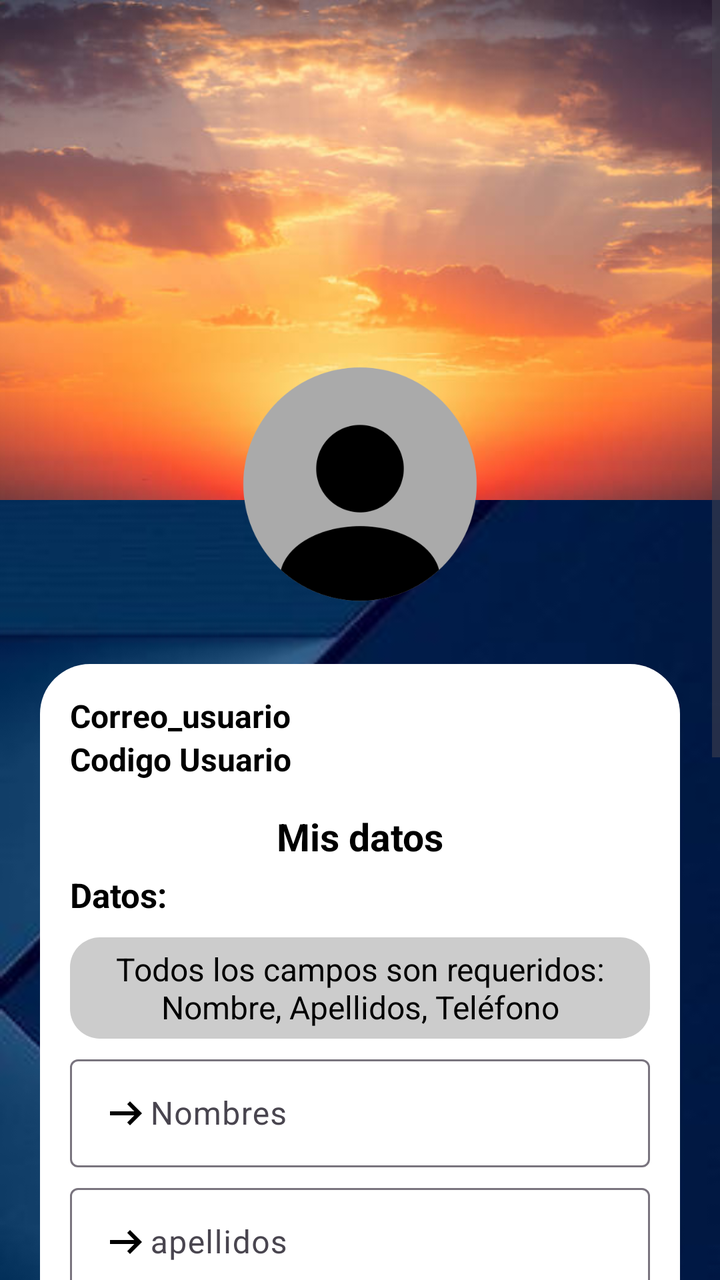
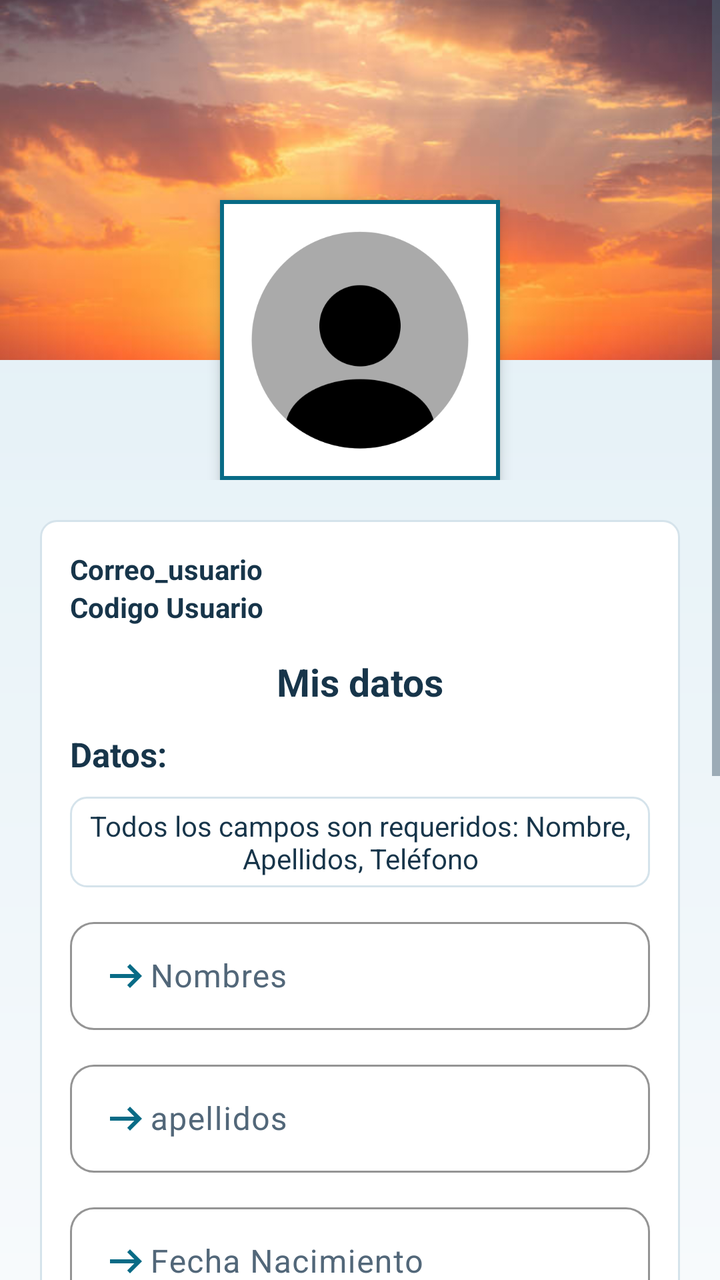

An Android layout rendered at two revisions. The XML below is the earlier revision; the diff shows what the commit changed to produce the second picture.
<!-- AndroidManifest.xml: application theme Theme.ProyectoMovil -->
<!-- res/layout/activity_mis_datos.xml -->
<?xml version="1.0" encoding="utf-8"?>
<ScrollView
    xmlns:android="http://schemas.android.com/apk/res/android"
    xmlns:app="http://schemas.android.com/apk/res-auto"
    xmlns:tools="http://schemas.android.com/tools"
    android:id="@+id/main"
    android:layout_width="match_parent"
    android:layout_height="match_parent"
    android:background="@drawable/back_3"
    tools:context=".Mis_datos.Mis_datosActivity">

    <androidx.appcompat.widget.LinearLayoutCompat
        android:layout_width="match_parent"
        android:layout_height="wrap_content"
        android:orientation="vertical">

        <RelativeLayout
            android:layout_width="match_parent"
            android:layout_height="wrap_content"
            android:gravity="center">

            <ImageView
                android:layout_width="match_parent"
                android:layout_height="250dp"
                android:src="@drawable/despertar"
                android:scaleType="centerCrop" />

            <ImageView
                android:id="@+id/ivfotousuarioMD"
                android:layout_width="140dp"
                android:layout_height="140dp"
                android:src="@drawable/profile2"
                android:layout_marginTop="172dp"
                android:layout_centerHorizontal="true"
                android:scaleType="centerCrop"
                android:clickable="true"
                android:focusable="true" />

        </RelativeLayout>

        <LinearLayout
            android:layout_width="match_parent"
            android:layout_height="wrap_content"
            android:padding="20dp"
            android:orientation="vertical">

            <LinearLayout
                android:layout_width="match_parent"
                android:layout_height="wrap_content"
                android:orientation="vertical"
                android:padding="15dp"
                android:background="@drawable/bg_body">

                <TextView
                    android:id="@+id/tvcorreousuarioMD"
                    android:layout_width="match_parent"
                    android:layout_height="wrap_content"
                    android:text="@string/correo_md"
                    android:textColor="@color/black"
                    android:textSize="16sp"
                    android:textStyle="bold" />

                <TextView
                    android:id="@+id/tvcodigoMD"
                    android:layout_width="match_parent"
                    android:layout_height="wrap_content"
                    android:text="@string/codigo_md"
                    android:textColor="@color/black"
                    android:textSize="16sp"
                    android:textStyle="bold" />

                <TextView
                    android:layout_width="match_parent"
                    android:layout_height="wrap_content"
                    android:text="@string/mis_datos"
                    android:textColor="@color/black"
                    android:gravity="center"
                    android:textStyle="bold"
                    android:textSize="19sp"
                    android:layout_marginTop="15dp" />

                <TextView
                    android:id="@+id/tvDatosMD"
                    android:layout_width="match_parent"
                    android:layout_height="wrap_content"
                    android:text="@string/datos_md"
                    android:textColor="@color/black"
                    android:layout_marginTop="5dp"
                    android:textSize="17sp"
                    android:textStyle="bold" />

                <LinearLayout
                    android:layout_width="match_parent"
                    android:layout_height="wrap_content"
                    android:orientation="horizontal"
                    android:layout_marginTop="10dp"
                    android:background="@drawable/bg_leyenda"
                    android:gravity="center">

                    <TextView
                        android:layout_width="wrap_content"
                        android:layout_height="wrap_content"
                        android:text="@string/leyenda_md"
                        android:textColor="@color/black"
                        android:padding="5dp"
                        android:textSize="16sp"
                        android:gravity="center" />

                </LinearLayout>

                
                <com.google.android.material.textfield.TextInputLayout
                    android:layout_width="match_parent"
                    android:layout_height="wrap_content"
                    android:layout_marginTop="5dp">

                    <EditText
                        android:id="@+id/etNombreMD"
                        android:layout_width="match_parent"
                        android:layout_height="wrap_content"
                        android:hint="@string/nombre_md"
                        android:textColor="@color/black"
                        android:textColorHint="@color/black"
                        android:padding="15dp"
                        android:drawableLeft="@drawable/flecha"
                        android:inputType="textPersonName" />

                </com.google.android.material.textfield.TextInputLayout>

                
                <com.google.android.material.textfield.TextInputLayout
                    android:layout_width="match_parent"
                    android:layout_height="wrap_content"
                    android:layout_marginTop="5dp">

                    <EditText
                        android:id="@+id/etApellidoMD"
                        android:layout_width="match_parent"
                        android:layout_height="wrap_content"
                        android:hint="@string/apellido_md"
                        android:textColor="@color/black"
                        android:textColorHint="@color/black"
                        android:padding="15dp"
                        android:drawableLeft="@drawable/flecha"
                        android:inputType="textPersonName" />

                </com.google.android.material.textfield.TextInputLayout>

                
                <com.google.android.material.textfield.TextInputLayout
                    android:layout_width="match_parent"
                    android:layout_height="wrap_content"
                    android:layout_marginTop="5dp">

                    <EditText
                        android:id="@+id/etFechaNacimientoMD"
                        android:layout_width="match_parent"
                        android:layout_height="wrap_content"
                        android:hint="@string/fecha_nacimiento"
                        android:textColor="@color/black"
                        android:textColorHint="@color/black"
                        android:padding="15dp"
                        android:drawableLeft="@drawable/flecha"
                        android:inputType="date" />

                </com.google.android.material.textfield.TextInputLayout>

                
                <com.google.android.material.textfield.TextInputLayout
                    android:layout_width="match_parent"
                    android:layout_height="wrap_content"
                    android:layout_marginTop="5dp">

                    <EditText
                        android:id="@+id/etEdadMD"
                        android:layout_width="match_parent"
                        android:layout_height="wrap_content"
                        android:drawableLeft="@drawable/flecha"
                        android:hint="@string/edad_md"
                        android:textColor="@color/black"
                        android:textColorHint="@color/black"
                        android:padding="15dp"
                        android:inputType="number" />

                </com.google.android.material.textfield.TextInputLayout>

                
                <com.google.android.material.textfield.TextInputLayout
                    android:layout_width="match_parent"
                    android:layout_height="wrap_content"
                    android:layout_marginTop="5dp">

                    <EditText
                        android:id="@+id/etTelefonoMD"
                        android:layout_width="match_parent"
                        android:layout_height="wrap_content"
                        android:drawableLeft="@drawable/flecha"
                        android:hint="@string/telefono_md"
                        android:textColor="@color/black"
                        android:textColorHint="@color/black"
                        android:padding="15dp"
                        android:inputType="phone" />

                </com.google.android.material.textfield.TextInputLayout>

                
                <com.google.android.material.textfield.TextInputLayout
                    android:layout_width="match_parent"
                    android:layout_height="wrap_content"
                    android:layout_marginTop="5dp">

                    <EditText
                        android:id="@+id/etDomicilioMD"
                        android:layout_width="match_parent"
                        android:layout_height="wrap_content"
                        android:hint="@string/domicilio_md"
                        android:textColor="@color/black"
                        android:textColorHint="@color/black"
                        android:padding="15dp"
                        android:drawableLeft="@drawable/flecha"
                        android:inputType="textPostalAddress" />

                </com.google.android.material.textfield.TextInputLayout>

                
                <com.google.android.material.textfield.TextInputLayout
                    android:layout_width="match_parent"
                    android:layout_height="wrap_content"
                    android:layout_marginTop="5dp">

                    <EditText
                        android:id="@+id/etTiktokMD"
                        android:layout_width="match_parent"
                        android:layout_height="wrap_content"
                        android:hint="@string/tiktok_md"
                        android:textColor="@color/black"
                        android:textColorHint="@color/black"
                        android:padding="15dp"
                        android:drawableLeft="@drawable/flecha"
                        android:inputType="text" />

                </com.google.android.material.textfield.TextInputLayout>

                
                <Button
                    android:id="@+id/btnGuardarMD"
                    android:layout_width="200dp"
                    android:layout_height="wrap_content"
                    android:text="Actualizar"
                    android:textColor="@color/black"
                    android:layout_marginTop="15dp"
                    android:padding="15dp"
                    android:textSize="18sp"
                    android:textStyle="bold"
                    android:paddingEnd="35dp"
                    android:drawableLeft="@drawable/guardar"
                    android:layout_gravity="center" />

            </LinearLayout>

        </LinearLayout>

    </androidx.appcompat.widget.LinearLayoutCompat>

</ScrollView>
<!-- resources referenced by this layout -->
<resources>
  <color name="black">#FF000000</color>
  <!-- drawable back_3: jpg bitmap (drawable, 6355 bytes) -->
  <!-- drawable bg_body (drawable) -->
  <?xml version="1.0" encoding="utf-8"?>
  
  <shape
      xmlns:android="http://schemas.android.com/apk/res/android">
      <solid android:color="@color/white"/>
      <corners android:radius="25dp"/>
  </shape>
  <!-- drawable bg_leyenda (drawable) -->
  <?xml version="1.0" encoding="utf-8"?>
  
  <shape
      xmlns:android="http://schemas.android.com/apk/res/android">
      <solid android:color="#cccccc"/>
      <corners android:radius="15dp"/>
  </shape>
  <!-- drawable flecha (drawable) -->
  <vector xmlns:android="http://schemas.android.com/apk/res/android" android:autoMirrored="true" android:height="24dp" android:tint="#000000" android:viewportHeight="960" android:viewportWidth="960" android:width="24dp">
        
      <path android:fillColor="@android:color/white" android:pathData="M560,720L504,662L646,520L160,520L160,440L646,440L504,298L560,240L800,480L560,720Z"/>
      
  </vector>
  <string name="apellido_md">apellidos</string>
  <string name="codigo_md">Codigo Usuario</string>
  <string name="correo_md">Correo_usuario</string>
  <string name="datos_md">Datos:</string>
  <string name="domicilio_md">Domicilio</string>
  <string name="edad_md">Edad</string>
  <string name="fecha_nacimiento">Fecha Nacimiento</string>
  <string name="leyenda_md">Todos los campos son requeridos: Nombre, Apellidos, Teléfono</string>
  <string name="mis_datos">Mis datos</string>
  <string name="nombre_md">Nombres</string>
  <string name="telefono_md">Telefono</string>
  <string name="tiktok_md">Tiktok</string>
  <style name="Theme.ProyectoMovil" parent="Base.Theme.ProyectoMovil" />
  <color name="white">#FFFFFFFF</color>
  <style name="Base.Theme.ProyectoMovil" parent="Theme.Material3.DayNight.NoActionBar">
          <item name="colorPrimary">@color/colorPrimary</item>
          <item name="colorPrimaryVariant">@color/colorPrimaryDark</item>
          <item name="colorOnPrimary">@color/white</item>
          <item name="colorOnSecondary">@color/black</item>
          <item name="color">#e9e8ec</item>
      </style>
  <color name="colorPrimary">#5abbd7</color>
  <color name="colorPrimaryDark">#0c4354</color>
  <!-- unchanged entries left out for length: 3 -->
</resources>

<!-- the commit's change to res/layout/activity_mis_datos.xml (unified diff, before → after) -->
@@ -4,9 +4,11 @@
     xmlns:app="http://schemas.android.com/apk/res-auto"
     xmlns:tools="http://schemas.android.com/tools"
     android:id="@+id/main"
+    android:theme="@style/Theme.Seminario.Clear"
+    android:fillViewport="true"
     android:layout_width="match_parent"
     android:layout_height="match_parent"
-    android:background="@drawable/back_3"
+    android:background="@drawable/bg_form_soft"
     tools:context=".Mis_datos.Mis_datosActivity">
 
     <androidx.appcompat.widget.LinearLayoutCompat
@@ -21,16 +23,20 @@
 
             <ImageView
                 android:layout_width="match_parent"
-                android:layout_height="250dp"
+                android:layout_height="180dp"
                 android:src="@drawable/despertar"
                 android:scaleType="centerCrop" />
 
             <ImageView
                 android:id="@+id/ivfotousuarioMD"
+                android:background="@drawable/bg_profile_square"
+                android:padding="5dp"
+                android:elevation="4dp"
+                android:contentDescription="Cambiar foto de perfil"
                 android:layout_width="140dp"
                 android:layout_height="140dp"
                 android:src="@drawable/profile2"
-                android:layout_marginTop="172dp"
+                android:layout_marginTop="100dp"
                 android:layout_centerHorizontal="true"
                 android:scaleType="centerCrop"
                 android:clickable="true"
@@ -49,15 +55,15 @@
                 android:layout_height="wrap_content"
                 android:orientation="vertical"
                 android:padding="15dp"
-                android:background="@drawable/bg_body">
+                android:background="@drawable/bg_profile_panel">
 
                 <TextView
                     android:id="@+id/tvcorreousuarioMD"
                     android:layout_width="match_parent"
                     android:layout_height="wrap_content"
                     android:text="@string/correo_md"
-                    android:textColor="@color/black"
-                    android:textSize="16sp"
+                    android:textColor="@color/ui_ink"
+                    android:textSize="14sp"
                     android:textStyle="bold" />
 
                 <TextView
@@ -65,15 +71,15 @@
                     android:layout_width="match_parent"
                     android:layout_height="wrap_content"
                     android:text="@string/codigo_md"
-                    android:textColor="@color/black"
-                    android:textSize="16sp"
+                    android:textColor="@color/ui_ink"
+                    android:textSize="14sp"
                     android:textStyle="bold" />
 
                 <TextView
                     android:layout_width="match_parent"
                     android:layout_height="wrap_content"
                     android:text="@string/mis_datos"
-                    android:textColor="@color/black"
+                    android:textColor="@color/ui_ink"
                     android:gravity="center"
                     android:textStyle="bold"
                     android:textSize="19sp"
@@ -84,8 +90,8 @@
                     android:layout_width="match_parent"
                     android:layout_height="wrap_content"
                     android:text="@string/datos_md"
-                    android:textColor="@color/black"
-                    android:layout_marginTop="5dp"
+                    android:textColor="@color/ui_ink"
+                    android:layout_marginTop="12dp"
                     android:textSize="17sp"
                     android:textStyle="bold" />
 
@@ -94,16 +100,16 @@
                     android:layout_height="wrap_content"
                     android:orientation="horizontal"
                     android:layout_marginTop="10dp"
-                    android:background="@drawable/bg_leyenda"
+                    android:background="@drawable/bg_profile_panel"
                     android:gravity="center">
 
                     <TextView
                         android:layout_width="wrap_content"
                         android:layout_height="wrap_content"
                         android:text="@string/leyenda_md"
-                        android:textColor="@color/black"
+                        android:textColor="@color/ui_ink"
                         android:padding="5dp"
-                        android:textSize="16sp"
+                        android:textSize="14sp"
                         android:gravity="center" />
 
                 </LinearLayout>
@@ -112,15 +118,16 @@
                 <com.google.android.material.textfield.TextInputLayout
                     android:layout_width="match_parent"
                     android:layout_height="wrap_content"
-                    android:layout_marginTop="5dp">
-
-                    <EditText
+                    android:layout_marginTop="12dp">
+
+                    <EditText
+                        android:drawableTint="@color/ui_accent"
                         android:id="@+id/etNombreMD"
                         android:layout_width="match_parent"
                         android:layout_height="wrap_content"
                         android:hint="@string/nombre_md"
-                        android:textColor="@color/black"
-                        android:textColorHint="@color/black"
+                        android:textColor="@color/ui_ink"
+                        android:textColorHint="@color/ui_muted"
                         android:padding="15dp"
                         android:drawableLeft="@drawable/flecha"
                         android:inputType="textPersonName" />
@@ -131,15 +138,16 @@
                 <com.google.android.material.textfield.TextInputLayout
                     android:layout_width="match_parent"
                     android:layout_height="wrap_content"
-                    android:layout_marginTop="5dp">
-
-                    <EditText
+                    android:layout_marginTop="12dp">
+
+                    <EditText
+                        android:drawableTint="@color/ui_accent"
                         android:id="@+id/etApellidoMD"
                         android:layout_width="match_parent"
                         android:layout_height="wrap_content"
                         android:hint="@string/apellido_md"
-                        android:textColor="@color/black"
-                        android:textColorHint="@color/black"
+                        android:textColor="@color/ui_ink"
+                        android:textColorHint="@color/ui_muted"
                         android:padding="15dp"
                         android:drawableLeft="@drawable/flecha"
                         android:inputType="textPersonName" />
@@ -150,15 +158,16 @@
                 <com.google.android.material.textfield.TextInputLayout
                     android:layout_width="match_parent"
                     android:layout_height="wrap_content"
-                    android:layout_marginTop="5dp">
-
-                    <EditText
+                    android:layout_marginTop="12dp">
+
+                    <EditText
+                        android:drawableTint="@color/ui_accent"
                         android:id="@+id/etFechaNacimientoMD"
                         android:layout_width="match_parent"
                         android:layout_height="wrap_content"
                         android:hint="@string/fecha_nacimiento"
-                        android:textColor="@color/black"
-                        android:textColorHint="@color/black"
+                        android:textColor="@color/ui_ink"
+                        android:textColorHint="@color/ui_muted"
                         android:padding="15dp"
                         android:drawableLeft="@drawable/flecha"
                         android:inputType="date" />
@@ -169,16 +178,17 @@
                 <com.google.android.material.textfield.TextInputLayout
                     android:layout_width="match_parent"
                     android:layout_height="wrap_content"
-                    android:layout_marginTop="5dp">
-
-                    <EditText
+                    android:layout_marginTop="12dp">
+
+                    <EditText
+                        android:drawableTint="@color/ui_accent"
                         android:id="@+id/etEdadMD"
                         android:layout_width="match_parent"
                         android:layout_height="wrap_content"
                         android:drawableLeft="@drawable/flecha"
                         android:hint="@string/edad_md"
-                        android:textColor="@color/black"
-                        android:textColorHint="@color/black"
+                        android:textColor="@color/ui_ink"
+                        android:textColorHint="@color/ui_muted"
                         android:padding="15dp"
                         android:inputType="number" />
 
@@ -188,16 +198,17 @@
                 <com.google.android.material.textfield.TextInputLayout
                     android:layout_width="match_parent"
                     android:layout_height="wrap_content"
-                    android:layout_marginTop="5dp">
-
-                    <EditText
+                    android:layout_marginTop="12dp">
+
+                    <EditText
+                        android:drawableTint="@color/ui_accent"
                         android:id="@+id/etTelefonoMD"
                         android:layout_width="match_parent"
                         android:layout_height="wrap_content"
                         android:drawableLeft="@drawable/flecha"
                         android:hint="@string/telefono_md"
-                        android:textColor="@color/black"
-                        android:textColorHint="@color/black"
+                        android:textColor="@color/ui_ink"
+                        android:textColorHint="@color/ui_muted"
                         android:padding="15dp"
                         android:inputType="phone" />
 
@@ -207,15 +218,16 @@
                 <com.google.android.material.textfield.TextInputLayout
                     android:layout_width="match_parent"
                     android:layout_height="wrap_content"
-                    android:layout_marginTop="5dp">
-
-                    <EditText
+                    android:layout_marginTop="12dp">
+
+                    <EditText
+                        android:drawableTint="@color/ui_accent"
                         android:id="@+id/etDomicilioMD"
                         android:layout_width="match_parent"
                         android:layout_height="wrap_content"
                         android:hint="@string/domicilio_md"
-                        android:textColor="@color/black"
-                        android:textColorHint="@color/black"
+                        android:textColor="@color/ui_ink"
+                        android:textColorHint="@color/ui_muted"
                         android:padding="15dp"
                         android:drawableLeft="@drawable/flecha"
                         android:inputType="textPostalAddress" />
@@ -226,15 +238,16 @@
                 <com.google.android.material.textfield.TextInputLayout
                     android:layout_width="match_parent"
                     android:layout_height="wrap_content"
-                    android:layout_marginTop="5dp">
-
-                    <EditText
+                    android:layout_marginTop="12dp">
+
+                    <EditText
+                        android:drawableTint="@color/ui_accent"
                         android:id="@+id/etTiktokMD"
                         android:layout_width="match_parent"
                         android:layout_height="wrap_content"
                         android:hint="@string/tiktok_md"
-                        android:textColor="@color/black"
-                        android:textColorHint="@color/black"
+                        android:textColor="@color/ui_ink"
+                        android:textColorHint="@color/ui_muted"
                         android:padding="15dp"
                         android:drawableLeft="@drawable/flecha"
                         android:inputType="text" />
@@ -247,7 +260,7 @@
                     android:layout_width="200dp"
                     android:layout_height="wrap_content"
                     android:text="Actualizar"
-                    android:textColor="@color/black"
+                    android:textColor="@color/white"
                     android:layout_marginTop="15dp"
                     android:padding="15dp"
                     android:textSize="18sp"
<!-- resource entries referenced after the edit -->
@@ -1,23 +1,9 @@
 <!-- resources referenced by this layout -->
 <resources>
+  <color name="ui_accent">#086B86</color>
+  <color name="ui_ink">#17354A</color>
+  <color name="ui_muted">#526779</color>
   <color name="black">#FF000000</color>
-  <!-- drawable back_3: jpg bitmap (drawable, 6355 bytes) -->
-  <!-- drawable bg_body (drawable) -->
-  <?xml version="1.0" encoding="utf-8"?>
-  
-  <shape
-      xmlns:android="http://schemas.android.com/apk/res/android">
-      <solid android:color="@color/white"/>
-      <corners android:radius="25dp"/>
-  </shape>
-  <!-- drawable bg_leyenda (drawable) -->
-  <?xml version="1.0" encoding="utf-8"?>
-  
-  <shape
-      xmlns:android="http://schemas.android.com/apk/res/android">
-      <solid android:color="#cccccc"/>
-      <corners android:radius="15dp"/>
-  </shape>
   <!-- drawable flecha (drawable) -->
   <vector xmlns:android="http://schemas.android.com/apk/res/android" android:autoMirrored="true" android:height="24dp" android:tint="#000000" android:viewportHeight="960" android:viewportWidth="960" android:width="24dp">
         
@@ -36,8 +22,42 @@
   <string name="nombre_md">Nombres</string>
   <string name="telefono_md">Telefono</string>
   <string name="tiktok_md">Tiktok</string>
+  <style name="Theme.Seminario.Clear" parent="Theme.Material3.Light.NoActionBar">
+          <item name="colorPrimary">@color/ui_accent</item>
+          <item name="colorOnPrimary">@color/white</item>
+          <item name="colorOnSurface">@color/ui_ink</item>
+          <item name="android:textColorPrimary">@color/ui_ink</item>
+          <item name="android:textColorSecondary">@color/ui_muted</item>
+          <item name="colorSurface">@color/white</item>
+          <item name="textInputStyle">@style/Widget.Seminario.Input</item>
+      </style>
   <style name="Theme.ProyectoMovil" parent="Base.Theme.ProyectoMovil" />
+  <style name="Widget.Seminario.Input" parent="Widget.Material3.TextInputLayout.OutlinedBox">
+          <item name="boxBackgroundColor">@color/white</item>
+          <item name="boxStrokeColor">@color/ui_accent</item>
+          <item name="android:textColorHint">@color/ui_muted</item>
+          <item name="hintTextColor">@color/ui_accent</item>
+          <item name="boxCornerRadiusTopStart">12dp</item>
+          <item name="boxCornerRadiusTopEnd">12dp</item>
+          <item name="boxCornerRadiusBottomStart">12dp</item>
+          <item name="boxCornerRadiusBottomEnd">12dp</item>
+      </style>
   <color name="white">#FFFFFFFF</color>
+  <!-- drawable bg_form_soft (drawable) -->
+  <shape xmlns:android="http://schemas.android.com/apk/res/android">
+      <gradient android:angle="270" android:startColor="#DFEEF5" android:endColor="#F7FAFC" />
+  </shape>
+  <!-- drawable bg_profile_panel (drawable) -->
+  <shape xmlns:android="http://schemas.android.com/apk/res/android">
+      <solid android:color="@color/white" />
+      <corners android:radius="8dp" />
+      <stroke android:width="1dp" android:color="#D5E3EB" />
+  </shape>
+  <!-- drawable bg_profile_square (drawable) -->
+  <shape xmlns:android="http://schemas.android.com/apk/res/android" android:shape="rectangle">
+      <solid android:color="@color/white" />
+      <stroke android:width="2dp" android:color="@color/ui_accent" />
+  </shape>
   <style name="Base.Theme.ProyectoMovil" parent="Theme.Material3.DayNight.NoActionBar">
           <item name="colorPrimary">@color/colorPrimary</item>
           <item name="colorPrimaryVariant">@color/colorPrimaryDark</item>
